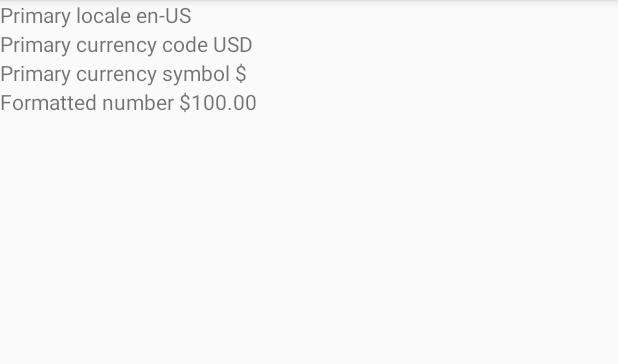
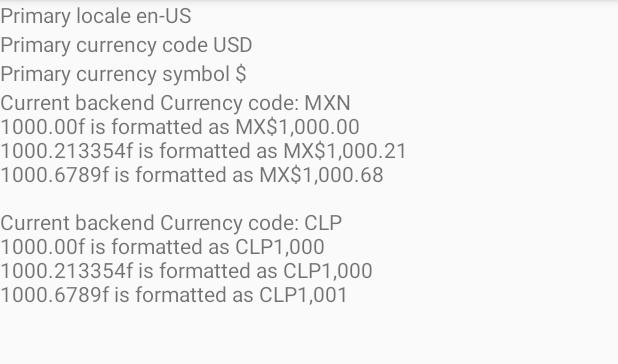
Before and after one commit to DevPicon/test-android-lab-app, an Android app: the CurrencyActivity screen opened directly, with no data from a screen before it, on a phone screen of 412 x 824 dp, the part 84-448 px from its top. Run offline under Robolectric (Android 15) with nearby library versions, the phone set to English and light mode, and no system bars; pictures from the network do not load.

Commit message:
currency

```diff
--- a/app/src/main/AndroidManifest.xml
+++ b/app/src/main/AndroidManifest.xml
@@ -3,6 +3,8 @@
     package="pe.devpicon.android.mytestinglabapp">
 
     <uses-permission android:name="android.permission.INTERNET" />
+    <uses-permission android:name="android.permission.READ_PHONE_STATE"/>
+    <uses-permission android:name="android.permission.READ_PHONE_NUMBERS" />
 
     <application
         android:name=".app.LabApplication"
@@ -12,6 +14,7 @@
         android:roundIcon="@mipmap/ic_launcher_round"
         android:supportsRtl="true"
         android:theme="@style/AppTheme">
+        <activity android:name=".telephonenumber.TelephoneActivity"></activity>
         <activity android:name=".MainActivity">
             <intent-filter>
                 <action android:name="android.intent.action.MAIN" />
@@ -47,7 +50,8 @@
             android:launchMode="singleTask" />
         <activity android:name=".doubleinstance.SingleResultActivity" />
         <activity android:name=".architecturecomponents.ArcCompActivity" />
-        <activity android:name=".currencies.CurrencyActivity"></activity>
+        <activity android:name=".currencies.CurrencyActivity" />
+        <activity android:name=".roundedimage.RoundedImageActivity" />
     </application>
 
 </manifest>
--- a/app/src/main/java/pe/devpicon/android/mytestinglabapp/MainActivity.java
+++ b/app/src/main/java/pe/devpicon/android/mytestinglabapp/MainActivity.java
@@ -11,6 +11,7 @@ import pe.devpicon.android.mytestinglabapp.currencies.CurrencyActivity;
 import pe.devpicon.android.mytestinglabapp.doubleinstance.InitialActivity;
 import pe.devpicon.android.mytestinglabapp.imagespicasso.ImagePicassoActivity;
 import pe.devpicon.android.mytestinglabapp.restorestate.RestoreStateActivity;
+import pe.devpicon.android.mytestinglabapp.roundedimage.RoundedImageActivity;
 import pe.devpicon.android.mytestinglabapp.zoom.ZoomImageActivity;
 
 public class MainActivity extends AppCompatActivity {
@@ -44,4 +45,8 @@ public class MainActivity extends AppCompatActivity {
     public void toCurrencies(View view) {
         startActivity(new Intent(this, CurrencyActivity.class));
     }
+
+    public void toRoundedImages(View view) {
+        startActivity(new Intent(this, RoundedImageActivity.class));
+    }
 }
--- a/app/src/main/java/pe/devpicon/android/mytestinglabapp/currencies/CurrencyActivity.kt
+++ b/app/src/main/java/pe/devpicon/android/mytestinglabapp/currencies/CurrencyActivity.kt
@@ -1,6 +1,5 @@
 package pe.devpicon.android.mytestinglabapp.currencies
 
-import android.icu.util.Currency
 import android.os.Build
 import android.os.Bundle
 import android.support.v7.app.AppCompatActivity
@@ -27,18 +26,43 @@ class CurrencyActivity : AppCompatActivity() {
             val currency = android.icu.util.Currency.getInstance(locales[0])
             tv_current_currency_code.text = getString(R.string.label_current_primary_currency, currency.currencyCode)
             tv_current_currency_symbol.text = getString(R.string.label_current_primary_currency_symbol, currency.symbol)
-            tv_formatted_number.text = getString(R.string.label_formatted_number, NumberFormat.getCurrencyInstance(locales[0]).format(100.00))
+            tv_formatted_number.text = "Current backend Currency code: MXN \n" +
+                    "1000.00f is formatted as ${formatCurrency(1000.00f, "MXN", locales[0])}\n" +
+                    "1000.213354f is formatted as ${formatCurrency(1000.213354f, "MXN", locales[0])}\n" +
+                    "1000.6789f is formatted as ${formatCurrency(1000.6789f, "MXN", locales[0])}\n\n" +
+                    "Current backend Currency code: CLP \n" +
+                    "1000.00f is formatted as ${formatCurrency(1000.00f, "CLP", locales[0])}\n" +
+                    "1000.213354f is formatted as ${formatCurrency(1000.213354f, "CLP", locales[0])}\n" +
+                    "1000.6789f is formatted as ${formatCurrency(1000.6789f, "CLP", locales[0])}\n\n"
+
         } else {
             val locale = resources.configuration.locale
             tv_current_locale.text = getString(R.string.label_current_primary_locale, locale.toString())
             val currency = java.util.Currency.getInstance(locale)
             tv_current_currency_code.text = getString(R.string.label_current_primary_currency, currency.currencyCode)
             tv_current_currency_symbol.text = getString(R.string.label_current_primary_currency_symbol, currency.symbol)
-            tv_formatted_number.text = getString(R.string.label_formatted_number, NumberFormat.getCurrencyInstance(locale).format(100.00))
+            tv_formatted_number.text = "Current backend Currency code: MXN \n" +
+                    "1000.00f is formatted as ${formatCurrency(1000.00f, "MXN", locale)}\n" +
+                    "1000.213354f is formatted as ${formatCurrency(1000.213354f, "MXN", locale)}\n" +
+                    "1000.6789f is formatted as ${formatCurrency(1000.6789f, "MXN", locale)}\n\n" +
+                    "Current backend Currency code: CLP \n" +
+                    "1000.00f is formatted as ${formatCurrency(1000.00f, "CLP", locale)}\n" +
+                    "1000.213354f is formatted as ${formatCurrency(1000.213354f, "CLP", locale)}\n" +
+                    "1000.6789f is formatted as ${formatCurrency(1000.6789f, "CLP", locale)}\n"
         }
 
         execute()
 
+    }
+
+    fun formatCurrency(currencyValue: Float, currencyCode: String, currentLocale: Locale): String {
+        val currency = java.util.Currency.getInstance(currencyCode)
+        val format = java.text.NumberFormat.getCurrencyInstance(currentLocale)
+        format.currency = currency
+        format.maximumFractionDigits = currency.defaultFractionDigits
+        format.minimumFractionDigits = currency.defaultFractionDigits
+
+        return format.format(currencyValue)
     }
 
     fun execute() {
@@ -83,8 +107,6 @@ class CurrencyActivity : AppCompatActivity() {
         Log.d(TAG, currency.currencyCode + "  '" + formattedOutput + "'  " + loc.toString())
 
 
-
-
         val nf = NumberFormat.getNumberInstance(loc)
         val ci = NumberFormat.getCurrencyInstance(loc)
         val df = ci as DecimalFormat
--- a/app/src/main/res/layout/activity_main.xml
+++ b/app/src/main/res/layout/activity_main.xml
@@ -45,5 +45,11 @@
         android:layout_width="match_parent"
         android:layout_height="wrap_content" />
 
+    <Button
+        android:onClick="toRoundedImages"
+        android:text="@string/button_rounded_images"
+        android:layout_width="match_parent"
+        android:layout_height="wrap_content" />
+
 
 </LinearLayout>
--- a/app/src/main/res/values/strings.xml
+++ b/app/src/main/res/values/strings.xml
@@ -25,5 +25,6 @@
     <string name="label_current_primary_locale">Primary locale %s</string>
     <string name="label_current_primary_currency">Primary currency code %s</string>
     <string name="label_current_primary_currency_symbol">Primary currency symbol %s</string>
-    <string name="label_formatted_number">Formatted number %s</string>
+    <string name="label_formatted_number">Formatted number %s without decimals \nFormatted number %s with decimals \nFormatted number %s with decimals</string>
+    <string name="button_rounded_images">Rounded Image</string>
 </resources>
```
Also changed, not shown: app/src/main/java/pe/devpicon/android/mytestinglabapp/roundedimage/CircleTransform.kt (added, +38 -0 lines), app/src/main/java/pe/devpicon/android/mytestinglabapp/roundedimage/RoundedImageActivity.kt (added, +21 -0 lines), app/src/main/java/pe/devpicon/android/mytestinglabapp/roundedimage/RoundedImageView.kt (added, +33 -0 lines), app/src/main/java/pe/devpicon/android/mytestinglabapp/telephonenumber/TelephoneActivity.kt (added, +19 -0 lines), app/src/main/res/layout/activity_rounded_image.xml (added, +23 -0 lines), app/src/main/res/layout/activity_telephone.xml (added, +9 -0 lines), gradle/wrapper/gradle-wrapper.properties.
